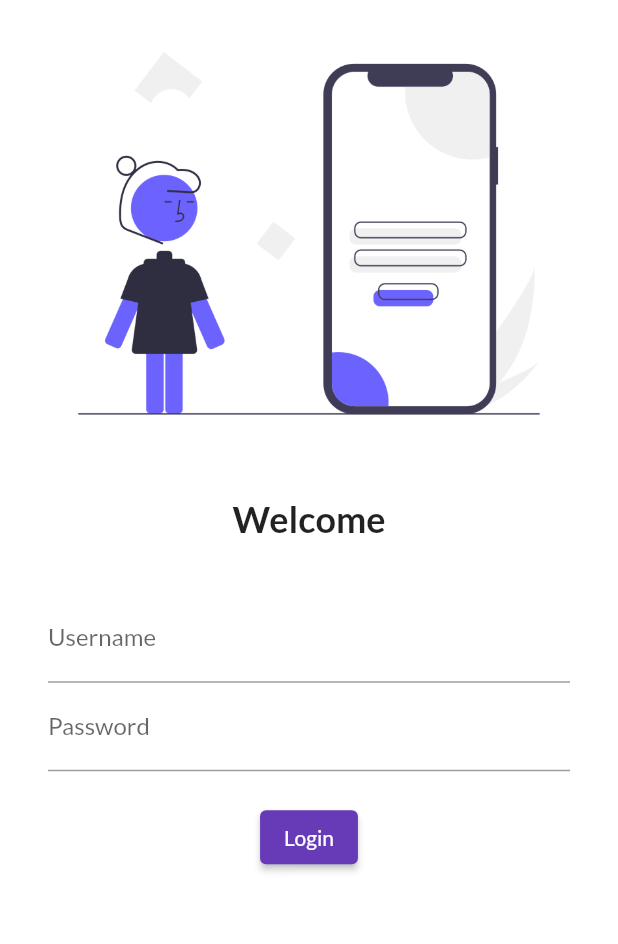
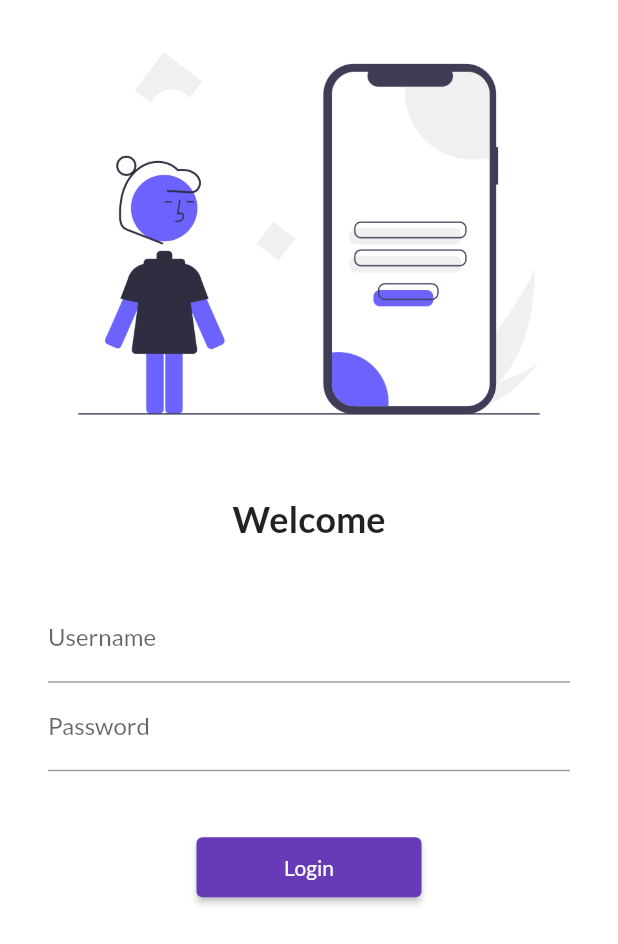
Before and after one commit to Bandhan-singh-katoch/first_flutter_app, a Flutter app: the screen it shows after launch, on a phone screen of 412 x 824 dp. Shown: the top 944 px of the screen. Run offline on Flutter 3.47's test engine with Material 2 defaults, Android fonts, the phone set to English and light mode, and no system bars; our stand-ins replace google_fonts.

Commit message:
button style changed and ScrollView added

```diff
--- a/lib/pages/login_page.dart
+++ b/lib/pages/login_page.dart
@@ -5,6 +5,7 @@ class LoginPage extends StatelessWidget {
   Widget build(BuildContext context) {
     return Material(
         color: Colors.white,
+        child: SingleChildScrollView(
           child: Column(
             children: [
               Image.asset(
@@ -22,7 +23,8 @@ class LoginPage extends StatelessWidget {
                 height: 20,
               ),
               Padding(
-              padding: const EdgeInsets.symmetric(vertical: 16, horizontal: 32),
+                padding:
+                    const EdgeInsets.symmetric(vertical: 16, horizontal: 32),
                 child: Column(
                   children: [
                     TextFormField(
@@ -39,10 +41,11 @@ class LoginPage extends StatelessWidget {
                       ),
                     ),
                     SizedBox(
-                    height: 20,
+                      height: 40,
                     ),
                     ElevatedButton(
                         child: Text("Login"),
+                        style: TextButton.styleFrom(minimumSize: Size(150, 40)),
                         onPressed: () {
                           print("Hi Bandhan Singh");
                         })
@@ -50,6 +53,7 @@ class LoginPage extends StatelessWidget {
                 ),
               )
             ],
+          ),
         ));
   }
 }
```
Lines whose indentation alone changed are shown as unchanged.
